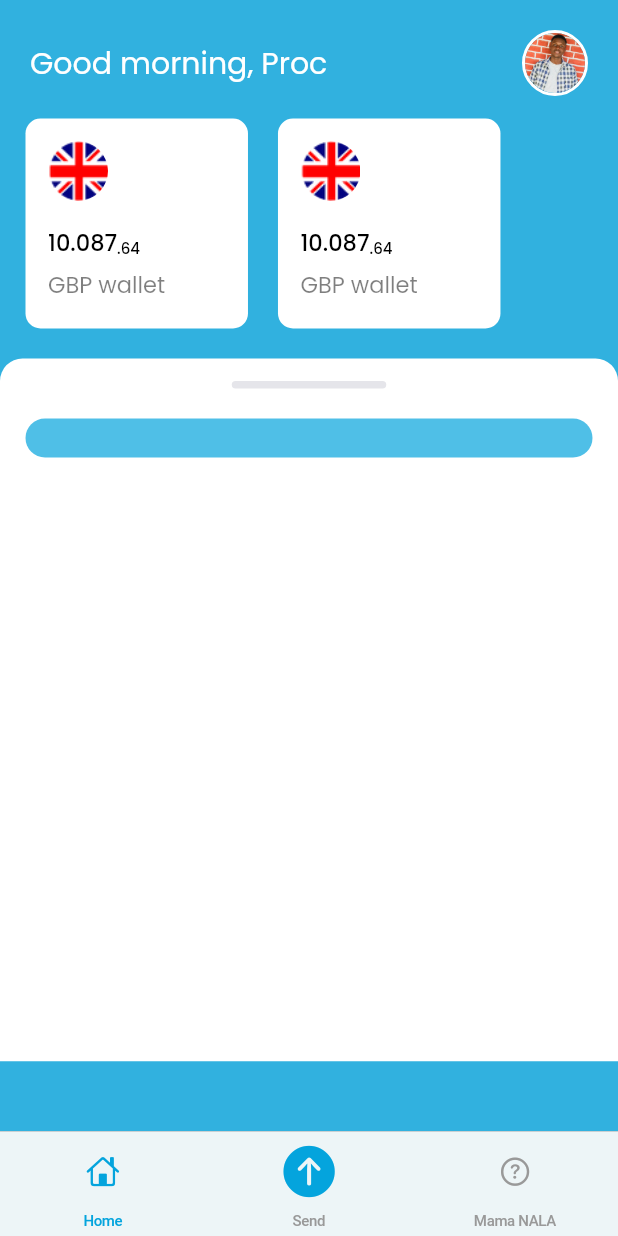
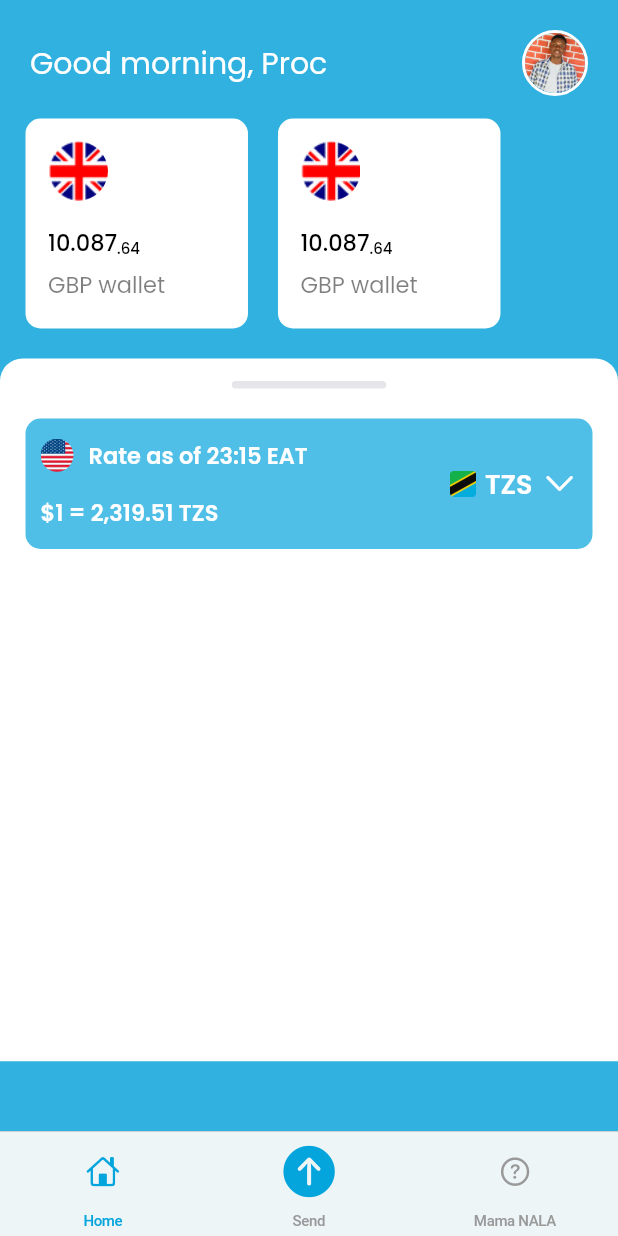
Before and after one commit to ProsperChihimba/nala-ios-clone, a Flutter app: the screen it shows after launch, on a phone screen of 412 x 824 dp. Run offline on Flutter 3.47's test engine with Material 2 defaults, Android fonts, the phone set to English and light mode, and no system bars; our stand-ins replace gap, get, google_fonts.

Commit message:
Add: rates section

```diff
--- a/lib/home/rates.dart
+++ b/lib/home/rates.dart
@@ -1,4 +1,5 @@
 import 'package:flutter/cupertino.dart';
+import 'package:gap/gap.dart';
 import 'package:nala_clon/utils/app_layout.dart';
 import 'package:nala_clon/utils/app_styles.dart';
 
@@ -13,16 +14,94 @@ class _RatesSectionState extends State<RatesSection> {
   @override
   Widget build(BuildContext context) {
     return Container(
+      //
       padding: EdgeInsets.symmetric(
         horizontal: AppLayout.getWidth(10),
         vertical: AppLayout.getHeight(13),
       ),
       margin: EdgeInsets.symmetric(horizontal: AppLayout.getWidth(17)),
+
+      //
       decoration: BoxDecoration(
         color: Styles.blueColor.withOpacity(0.7),
         borderRadius: BorderRadius.circular(
-          AppLayout.getHeight(20),
+          AppLayout.getHeight(10),
         ),
+      ),
+
+      //
+      child: Row(
+        mainAxisAlignment: MainAxisAlignment.spaceBetween,
+        children: [
+          // first row
+          Column(
+            crossAxisAlignment: CrossAxisAlignment.start,
+            children: [
+              // first column for rate from flag and time
+              Row(
+                children: [
+                  // flag
+                  ClipRRect(
+                    borderRadius: BorderRadius.circular(
+                      AppLayout.getHeight(100),
+                    ),
+                    child: Image(
+                      image: const AssetImage("assets/ame.png"),
+                      width: AppLayout.getWidth(22),
+                      height: AppLayout.getHeight(22),
+                    ),
+                  ),
+
+                  // rate time
+                  Gap(AppLayout.getWidth(10)),
+                  Text(
+                    "Rate as of 23:15 EAT",
+                    style: Styles.normalText.copyWith(
+                      fontWeight: FontWeight.w600,
+                    ),
+                  )
+                ],
+              ),
+
+              // rate value
+              Gap(AppLayout.getHeight(15)),
+              Text(
+                "\$1 = 2,319.51 TZS",
+                style: Styles.normalText.copyWith(
+                  fontWeight: FontWeight.w600,
+                ),
+              )
+            ],
+          ),
+
+          // second column
+          Row(
+            children: [
+              // flag
+              Image(
+                image: const AssetImage("assets/tz.png"),
+                width: AppLayout.getWidth(17),
+              ),
+
+              // country
+              Gap(AppLayout.getWidth(6)),
+              Text(
+                "TZS",
+                style: Styles.normalText.copyWith(
+                  fontWeight: FontWeight.w600,
+                  fontSize: AppLayout.getWidth(18),
+                ),
+              ),
+
+              // icon
+              Gap(AppLayout.getWidth(6)),
+              const Icon(
+                CupertinoIcons.chevron_down,
+                color: CupertinoColors.white,
+              )
+            ],
+          )
+        ],
       ),
     );
   }
```
